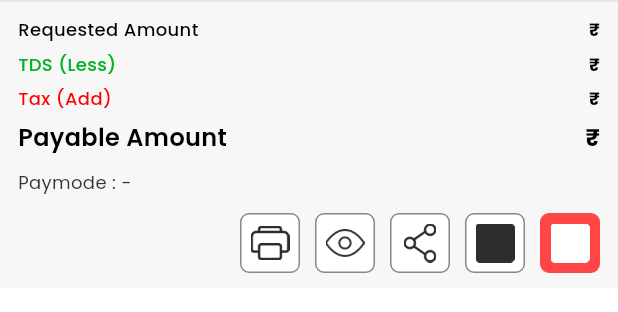
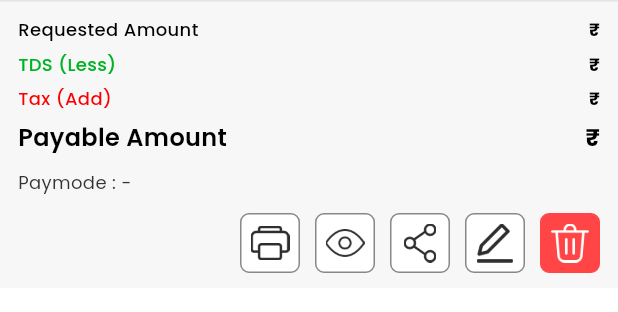
Before and after one commit to akshayportez/bedtime_stories, a Flutter app: the _VoucherViewSummaryBar widget shown alone on an empty page, opened directly with empty values, on a phone screen of 412 x 824 dp. Shown: the top 312 px of the screen. Run offline on Flutter 3.47's test engine with Material 3 defaults, Android fonts, the phone set to English and light mode, and no system bars; our stand-ins replace dio, equatable, flutter_bloc, flutter_svg, google_fonts, hexcolor and 2 more; accounts and stored records are empty; network calls fail; project files that could hold a hidden picture were left out.

```diff
--- a/lib/app_ui/home/voucher_view_page.dart
+++ b/lib/app_ui/home/voucher_view_page.dart
@@ -430,12 +430,12 @@ class _VoucherViewSummaryBar extends StatelessWidget {
               GestureDetector(
                 onTap: onEditTap,
                 child: const _VoucherActionIcon(
-                  assetPath: 'assets/icons/edit_icon.png',
+                  assetPath: 'assets/icons/edit_voucher.png',
                 ),
               ),
               const SizedBox(width: 10),
               const _VoucherActionIcon(
-                assetPath: 'assets/icons/delete_icon.png',
+                assetPath: 'assets/icons/delete_voucher.png',
                 backgroundColor: Color(0xFFFF4545),
                 borderColor: Color(0xFFFF4545),
                 iconColor: Colors.white,
```
Also changed, not shown: assets/icons/delete_voucher.png (added), assets/icons/edit_voucher.png (added).
